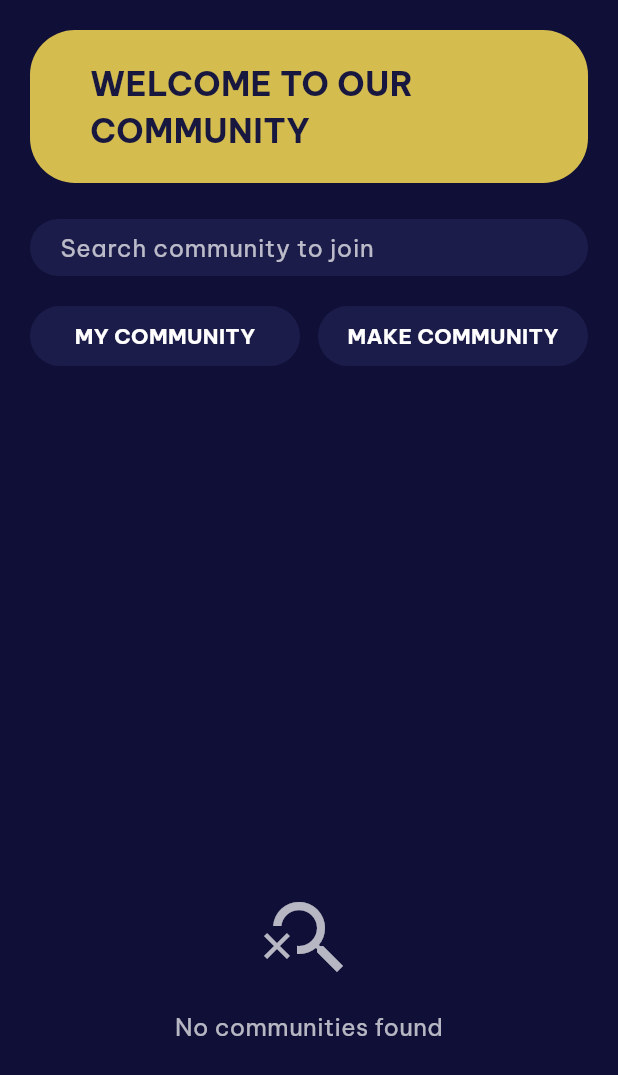
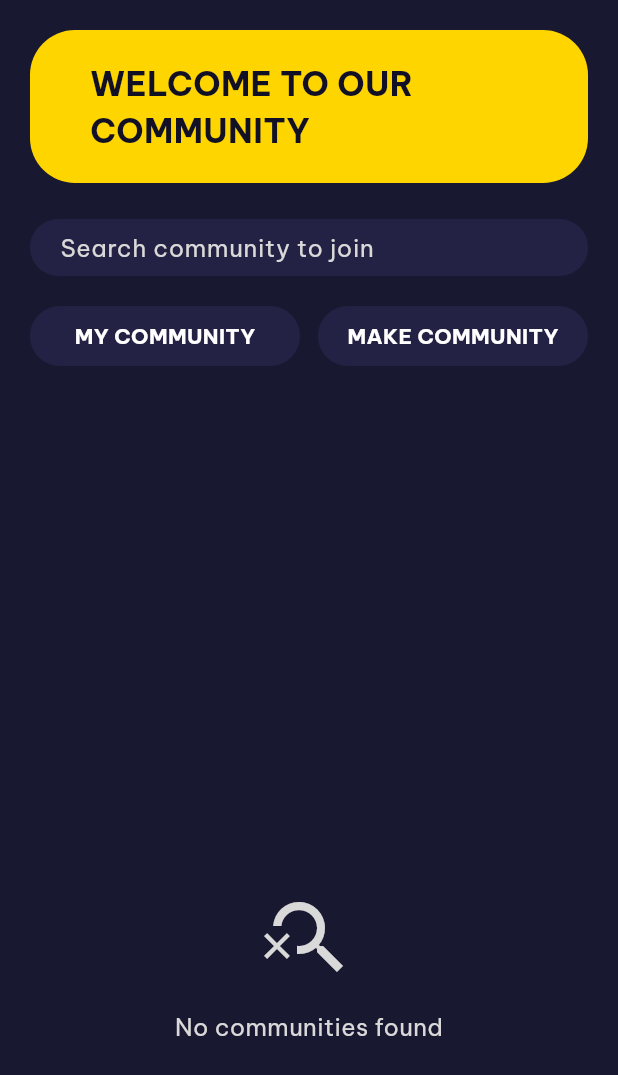
Before and after one commit to pbp-kelompok-f3/kulatih-mobile, a Flutter app: the CommunityPage screen opened directly, on a phone screen of 412 x 824 dp. Shown: the top 1075 px of the screen. Run offline on Flutter 3.47's test engine with Material 3 defaults, Android fonts, the phone set to English and light mode, and no system bars; our stand-ins replace google_fonts; missing offline and left inert: pbp_django_auth; accounts and stored records are empty.

Commit message:
fix warna comm n grupchat

```diff
--- a/lib/constants/app_colors.dart
+++ b/lib/constants/app_colors.dart
@@ -1,14 +1,15 @@
 import 'package:flutter/material.dart';
 
 class AppColors {
-  static const indigo = Color(0xFF0F0F38);
-  static const indigoDark = Color(0xFF17173F);
-  static const card = Color(0xFF1C1C4A);
+  static const indigo = Color(0xFF191831);
+  static const indigoDark = Color(0xFF111024);
+  static const card = Color(0xFF242244);
 
-  static const gold = Color(0xFFD4BC4E);
+  static const gold = Color(0xFFFFD500);
 
-  static const textLight = Colors.white70;
-  static const textWhite = Colors.white;
+
+  static const textLight = Color(0xFFD9D9D9);
+  static const textWhite = Color(0xFFFFFFFF);
 
   // ===========================
   //     BOOKING STATUS COLORS
```
Also changed, not shown: lib/alia-community/pages/community_chat_page.dart (+17 -8 lines).
